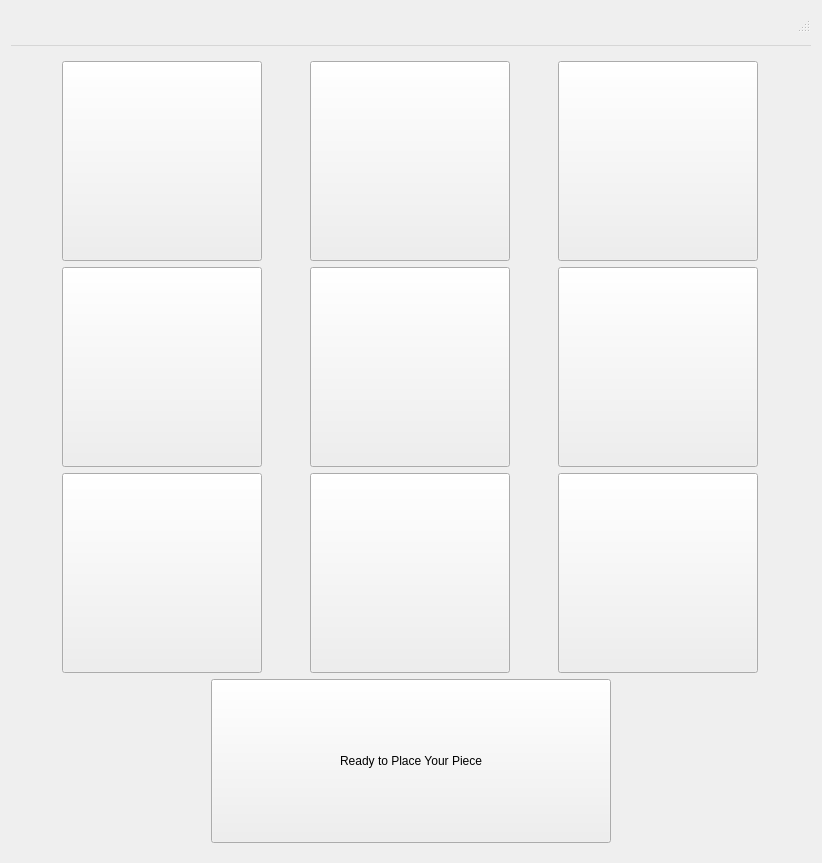
Old version of the form ui/BoardView.ui in the repository junePyo/RenaLabApp-Tic-Tac-Toe-Demo.
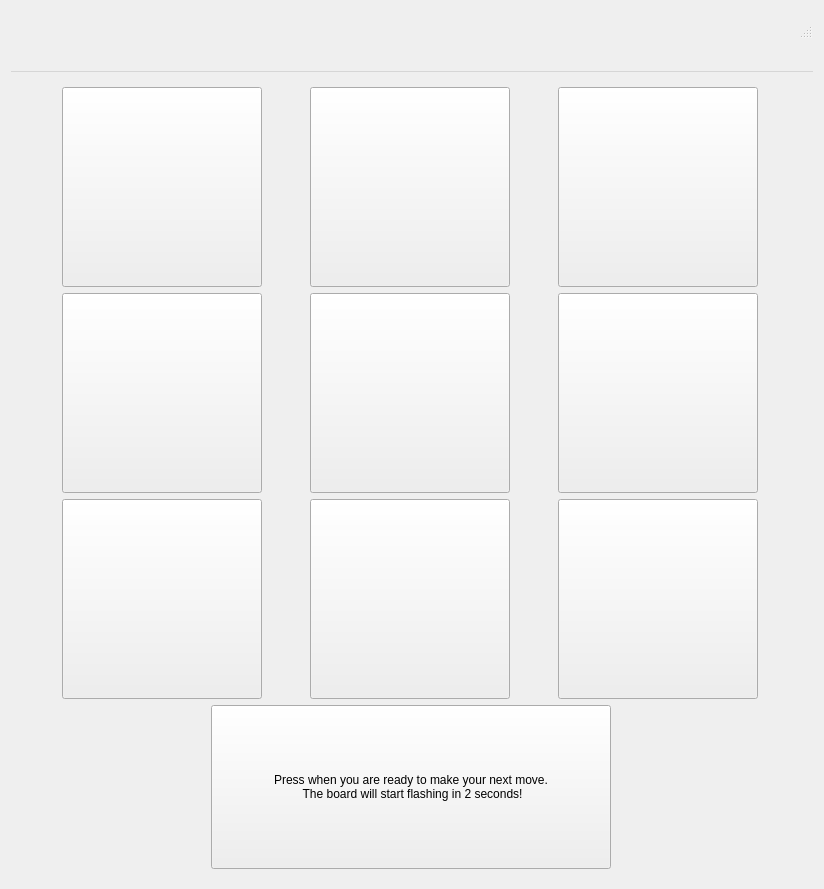
New version of the form.

Commit message: added transition button

Patch:
```diff
--- a/ui/BoardView.ui
+++ b/ui/BoardView.ui
@@ -6,8 +6,8 @@
    <rect>
     <x>0</x>
     <y>0</y>
-    <width>794</width>
-    <height>863</height>
+    <width>824</width>
+    <height>889</height>
    </rect>
   </property>
   <property name="windowTitle">
@@ -312,7 +312,8 @@
          </size>
         </property>
         <property name="text">
-         <string>Ready to Place Your Piece</string>
+         <string>Press when you are ready to make your next move. 
+ The board will start flashing in 2 seconds!</string>
         </property>
         <property name="iconSize">
          <size>
```
The commit also changes 4 other files.
